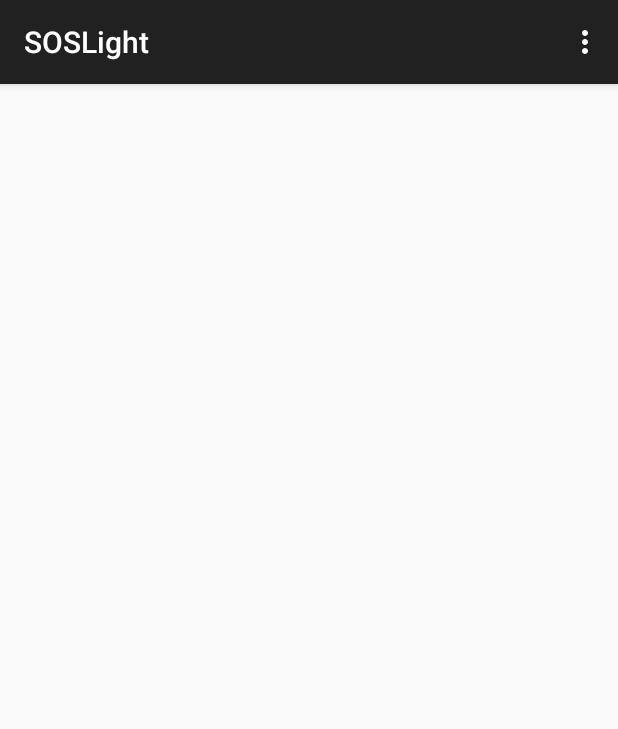
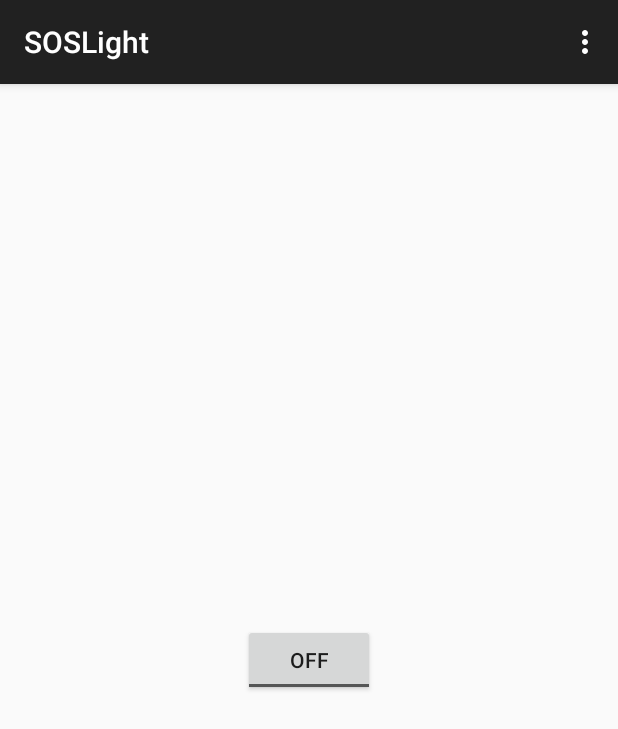
Before and after one commit to iamfiras/SOSLight, an Android app: the screen it shows after launch (MainActivity), on a phone screen of 412 x 824 dp. Shown: the top 729 px of the screen. Run offline under Robolectric (Android 15) with nearby library versions, the phone set to English and light mode, and no system bars.

Commit message:
added a toggle button

```diff
--- a/app/src/main/java/com/bessadok/firas/soslight/MainActivity.java
+++ b/app/src/main/java/com/bessadok/firas/soslight/MainActivity.java
@@ -4,14 +4,27 @@ import android.support.v7.app.ActionBarActivity;
 import android.os.Bundle;
 import android.view.Menu;
 import android.view.MenuItem;
+import android.view.View;
+import android.widget.Button;
 
 
 public class MainActivity extends ActionBarActivity {
+
+    private Button toggleButton;
 
     @Override
     protected void onCreate(Bundle savedInstanceState) {
         super.onCreate(savedInstanceState);
         setContentView(R.layout.activity_main);
+
+        toggleButton = (Button) findViewById(R.id.toggleButton);
+        toggleButton.setOnClickListener(new View.OnClickListener() {
+
+            @Override
+            public void onClick(View v) {
+
+            }
+        });
     }
 
     @Override
--- a/app/src/main/res/layout/activity_main.xml
+++ b/app/src/main/res/layout/activity_main.xml
@@ -5,4 +5,11 @@
     android:paddingTop="@dimen/activity_vertical_margin"
     android:paddingBottom="@dimen/activity_vertical_margin" tools:context=".MainActivity">
 
+    <ToggleButton
+        android:layout_width="wrap_content"
+        android:layout_height="wrap_content"
+        android:text="New ToggleButton"
+        android:id="@+id/toggleButton"
+        android:layout_centerVertical="true"
+        android:layout_centerHorizontal="true" />
 </RelativeLayout>
```
